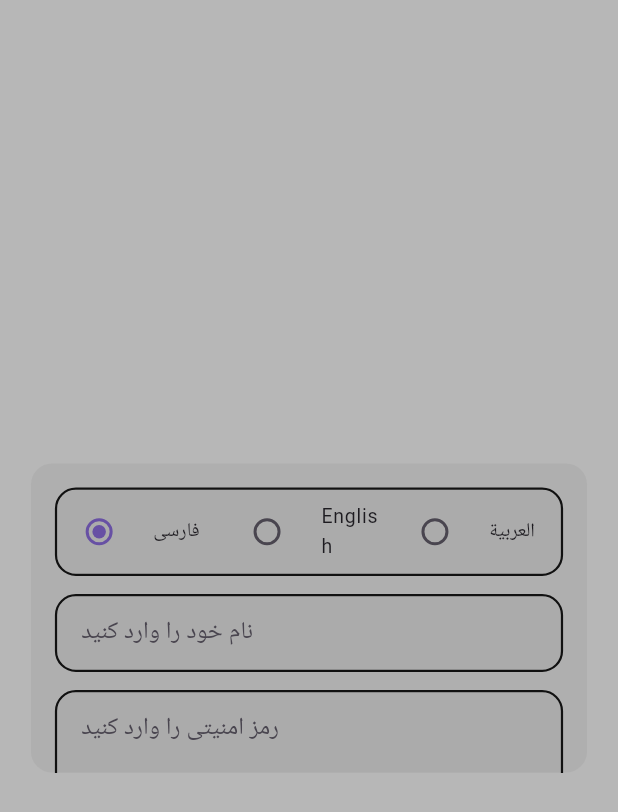
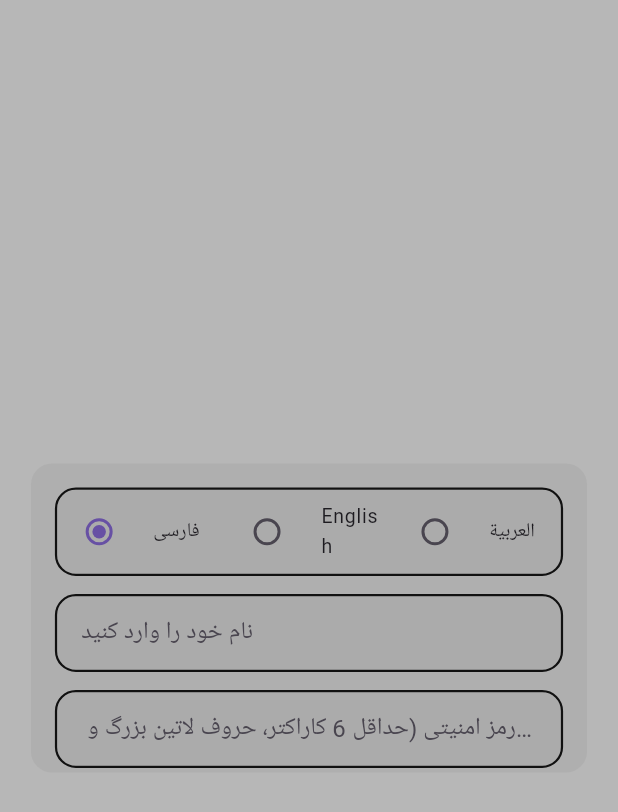
Before and after one commit to javadmeighani-oss/sedi-frontend, a Flutter app: the screen it shows after launch, on a phone screen of 412 x 824 dp. Shown: the top 812 px of the screen. Run offline on Flutter 3.47's test engine with Material 3 defaults, Android fonts, the phone set to English and light mode, and no system bars; our stand-ins replace shared_preferences; Roboto replaces fonts that are missing (default).

Commit message:
Fix: Remove helper text from password field to make container smaller

```diff
--- a/lib/features/onboarding/presentation/pages/onboarding_page.dart
+++ b/lib/features/onboarding/presentation/pages/onboarding_page.dart
@@ -337,14 +337,12 @@ class _OnboardingPageState extends State<OnboardingPage> {
         child: TextFormField(
           controller: _passwordController,
           decoration: InputDecoration(
-            hintText: 'رمز امنیتی را وارد کنید',
+            hintText: 'رمز امنیتی (حداقل 6 کاراکتر، حروف لاتین بزرگ و اعداد انگلیسی)',
             border: InputBorder.none,
             contentPadding: const EdgeInsets.symmetric(horizontal: 16, vertical: 12),
             suffixIcon: _isPasswordValid
                 ? Icon(Icons.check_circle, color: AppTheme.pistachioGreen, size: 20)
                 : null,
-            helperText: 'حداقل 6 کاراکتر، حروف لاتین بزرگ و اعداد انگلیسی پشتیبانی می‌شود',
-            helperMaxLines: 2,
           ),
           obscureText: true,
           textDirection: TextDirection.ltr,
```
